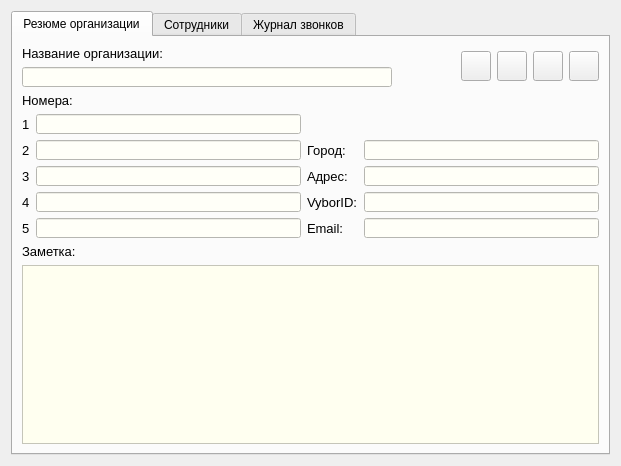
This is src/ViewOrgContactDialog.ui in okostynchuk/Outcall as Qt 5 draws it before an edit. The edited form follows.
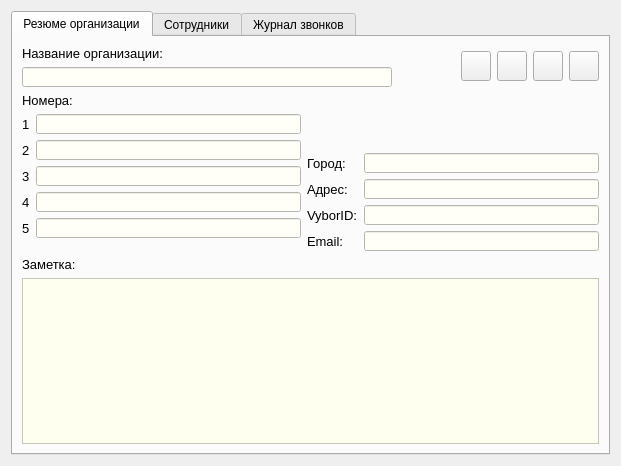
This is the edited form. Icons and pictures are not drawn.

Commit message: info about managers in popup and bind contact to yourself and other fixes

```diff
--- a/src/ViewOrgContactDialog.ui
+++ b/src/ViewOrgContactDialog.ui
@@ -460,6 +460,19 @@
              </property>
             </widget>
            </item>
+           <item row="5" column="1">
+            <spacer name="verticalSpacer">
+             <property name="orientation">
+              <enum>Qt::Vertical</enum>
+             </property>
+             <property name="sizeHint" stdset="0">
+              <size>
+               <width>20</width>
+               <height>40</height>
+              </size>
+             </property>
+            </spacer>
+           </item>
           </layout>
          </item>
          <item>
```
Left out of the diff: 104 changed lines with no effect on the pictures. The commit also changes 25 other files.
